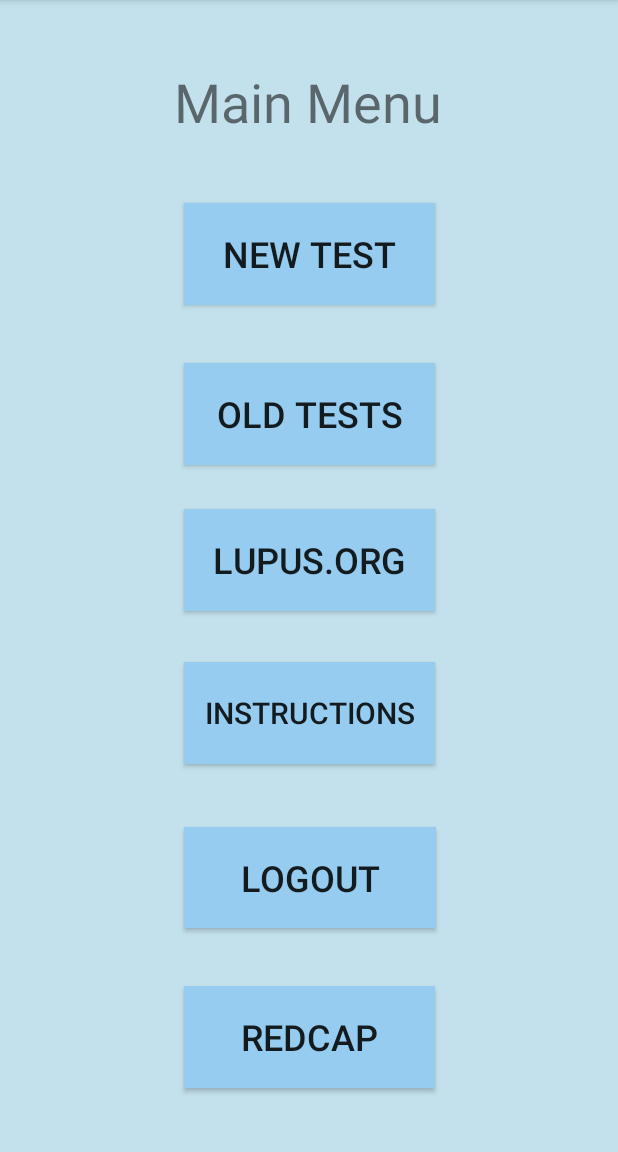
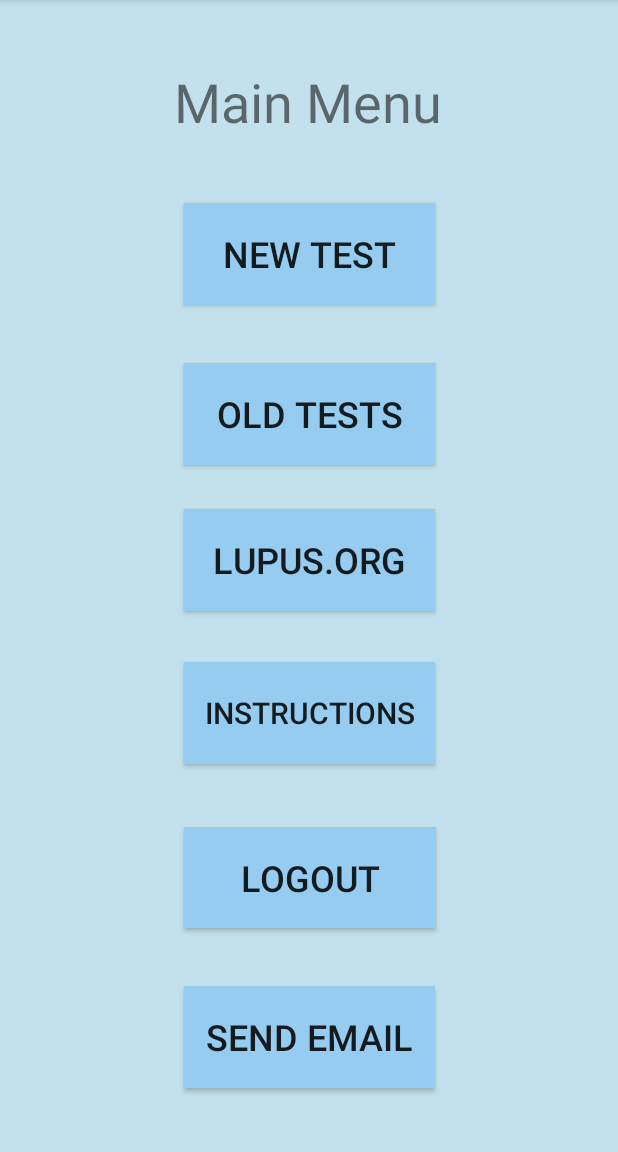
Before and after one commit to kevinlazenby/LupusLabsRepository, an Android app: the MainMenuActivity screen opened directly, with no data from a screen before it, on a phone screen of 412 x 824 dp, the part 84-1236 px from its top. Run offline under Robolectric (Android 15) with nearby library versions, the phone set to English and light mode, and no system bars.

Commit message:
changing "RedCap" button to "Send Email" in the main menu

```diff
--- a/app/src/main/res/layout/activity_main_menu.xml
+++ b/app/src/main/res/layout/activity_main_menu.xml
@@ -41,7 +41,7 @@
         android:layout_height="68dp"
         android:background="#95CCF0"
         android:onClick="openEmailActivity"
-        android:text="Redcap"
+        android:text="Send Email"
         android:textSize="24sp"
         app:layout_constraintBottom_toBottomOf="parent"
         app:layout_constraintEnd_toEndOf="parent"
```
